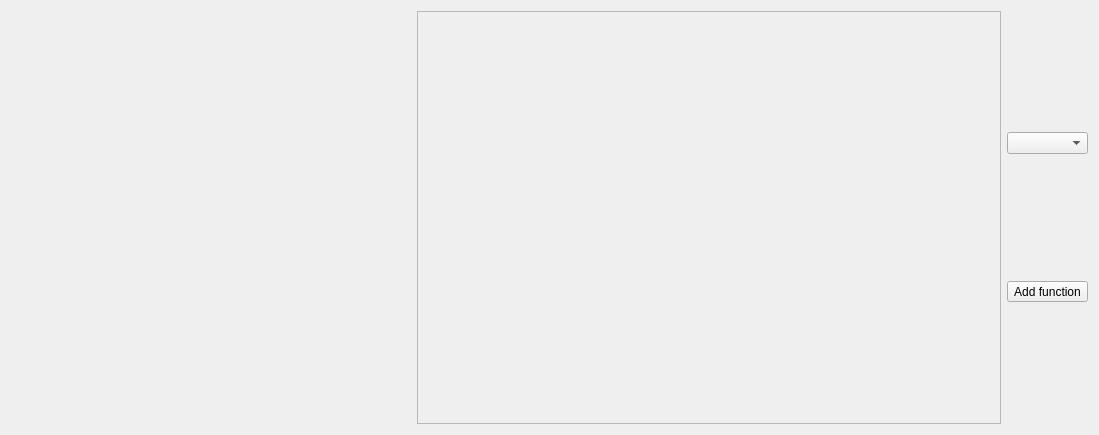
DawidMaciazek/Polichromator, file subProj/SubSpectrumEditor/spectrumeditorcustom.ui: the form before one commit.
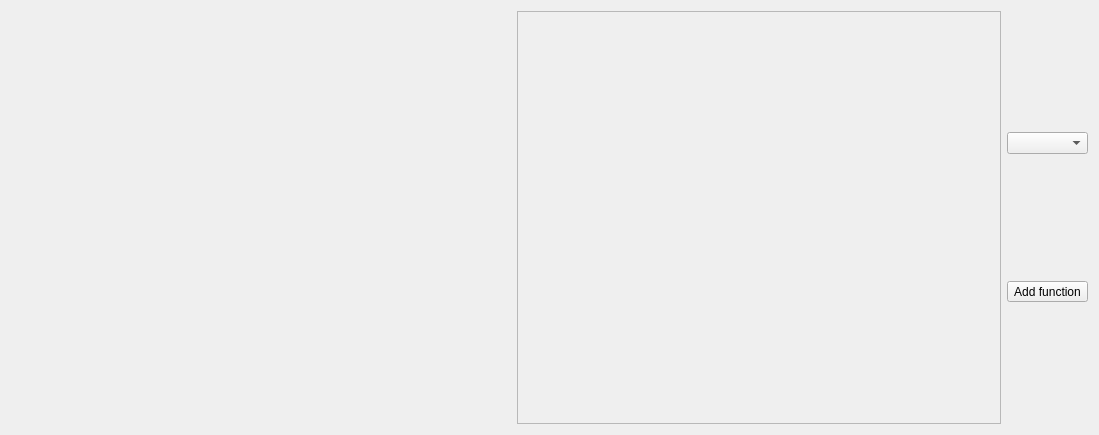
The form after the commit. Custom widgets are drawn as their Qt base class.

The edit to the form file:
```diff
--- a/subProj/SubSpectrumEditor/spectrumeditorcustom.ui
+++ b/subProj/SubSpectrumEditor/spectrumeditorcustom.ui
@@ -18,7 +18,7 @@
     <widget class="QCustomPlot" name="plot" native="true">
      <property name="minimumSize">
       <size>
-       <width>400</width>
+       <width>500</width>
        <height>0</height>
       </size>
      </property>
@@ -54,7 +54,7 @@
        <rect>
         <x>0</x>
         <y>0</y>
-        <width>572</width>
+        <width>472</width>
         <height>415</height>
        </rect>
       </property>
```
